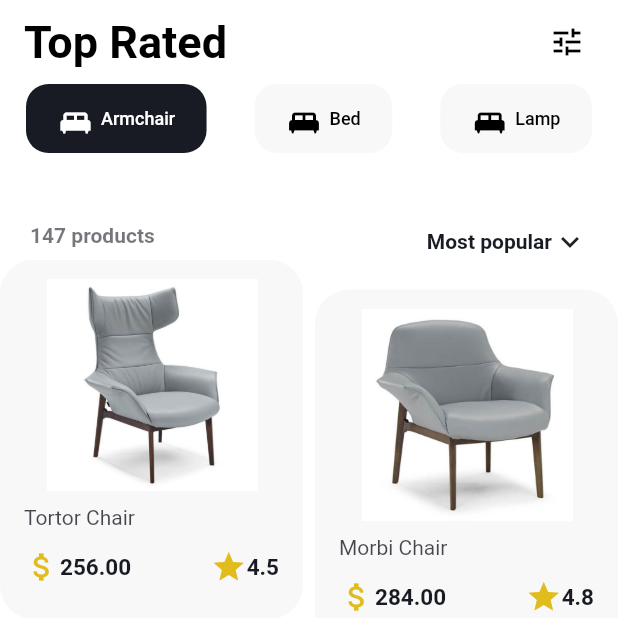
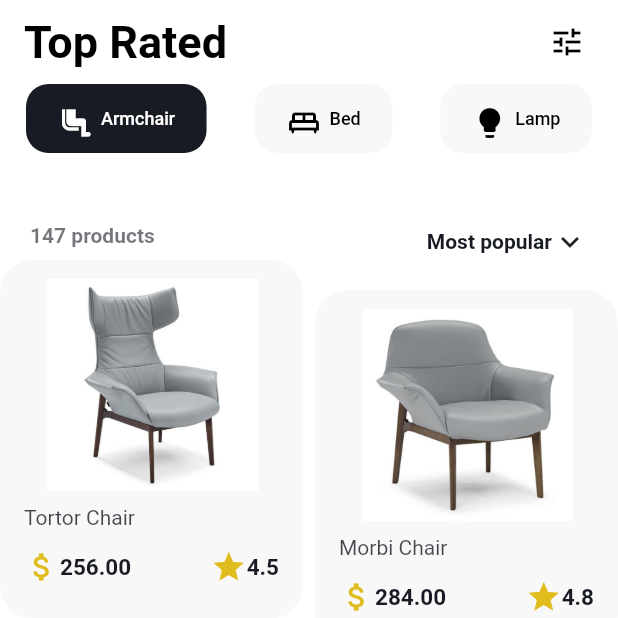
Before and after one commit to Adithyan2295/CenterSourceMachineTest, a Flutter app: the screen it shows after launch, after a tap on the "tune" icon, on a phone screen of 412 x 824 dp, the top half of it. Run offline on Flutter 3.47's test engine with Material 2 defaults, Android fonts, the phone set to English and light mode, and no system bars.

Commit message:
icons in home page

```diff
--- a/Cs/lib/HomePage/homePage.dart
+++ b/Cs/lib/HomePage/homePage.dart
@@ -81,6 +81,7 @@ class HomePageState extends State<HomePage> {
 
   List<Widget> tabbarList(int selectedIndex) {
     var temp = ["Armchair", "Bed", "Lamp"];
+    List <IconData> icons = [Icons.airline_seat_legroom_normal,Icons.king_bed_outlined,Icons.lightbulb];
     List<Widget> tab = [];
     int i = 0;
     for (var tempMenutype in temp) {
@@ -95,7 +96,7 @@ class HomePageState extends State<HomePage> {
                   : Color.fromRGBO(248, 248, 248, 1)),
           child: Row(
             children: [
-              Icon(Icons.king_bed),
+              Icon(icons[i]),
               SizedBox(
                 width: 5,
               ),
@@ -189,9 +190,6 @@ class HomePageState extends State<HomePage> {
   Widget cartIcon() {
     return GestureDetector(
       onTap: () {
-        print("**********************");
-        print(MediaQuery.of(context).size.width);
-        print(MediaQuery.of(context).size.height);
       },
       child: Center(
         child: IconButton(
@@ -200,9 +198,6 @@ class HomePageState extends State<HomePage> {
               color: Colors.black,
             ),
             onPressed: () {
-              print("**********************");
-              print(MediaQuery.of(context).size.width);
-              print(MediaQuery.of(context).size.height);
             }),
       ),
     );
```
Also changed, not shown: 2 other files.
